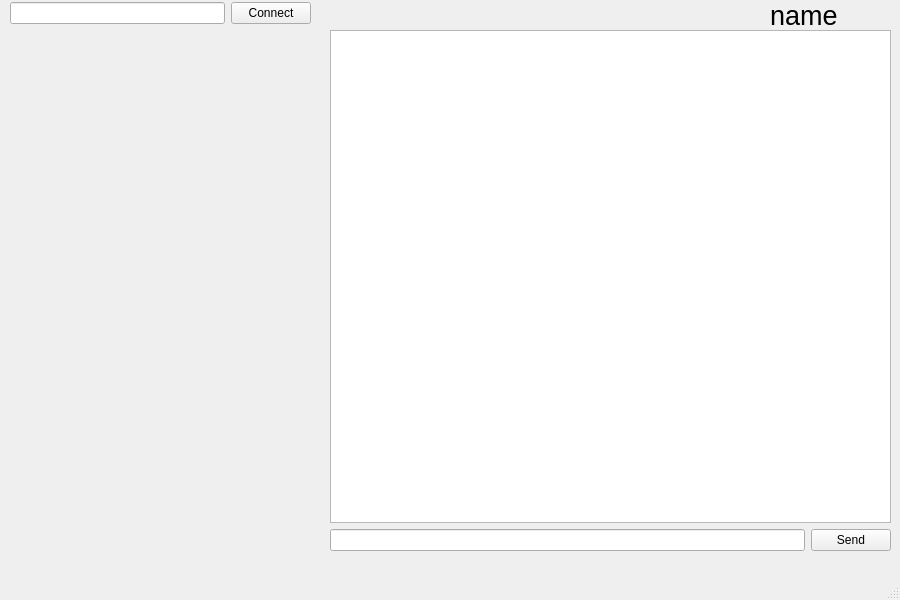
Qt form Client/mainwindow.ui (Tsurai7/QtMessenger) before a commit.
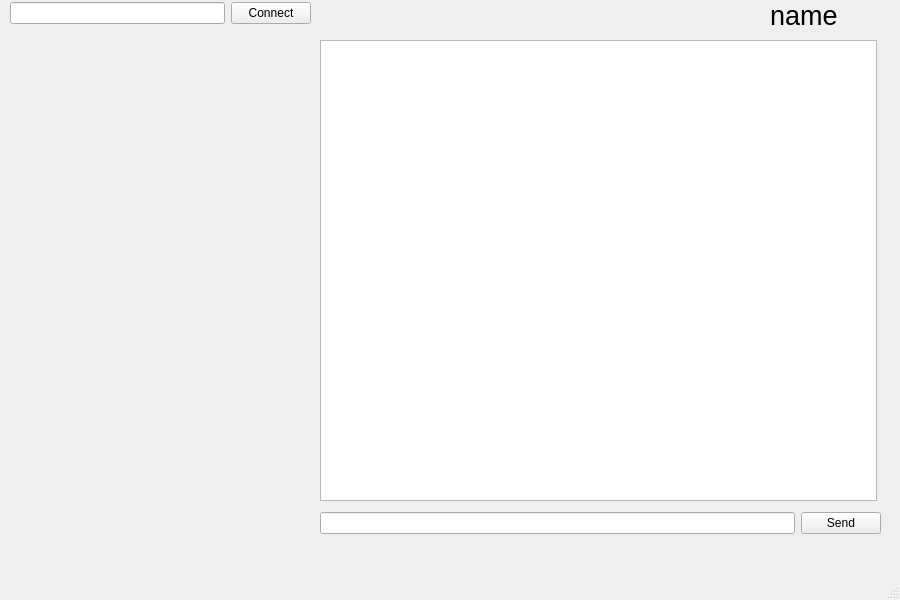
The same form after that commit.

Commit message: Add simple chat-server implementation

Patch:
```diff
--- a/Client/mainwindow.ui
+++ b/Client/mainwindow.ui
@@ -32,36 +32,7 @@
      <string>name</string>
     </property>
    </widget>
-   <widget class="QWidget" name="">
-    <property name="geometry">
-     <rect>
-      <x>330</x>
-      <y>30</y>
-      <width>561</width>
-      <height>521</height>
-     </rect>
-    </property>
-    <layout class="QVBoxLayout" name="verticalLayout">
-     <item>
-      <widget class="QListView" name="listView_Chat"/>
-     </item>
-     <item>
-      <layout class="QHBoxLayout" name="horizontalLayout">
-       <item>
-        <widget class="QLineEdit" name="lineEdit_Message"/>
-       </item>
-       <item>
-        <widget class="QPushButton" name="pushButton_Send">
-         <property name="text">
-          <string>Send</string>
-         </property>
-        </widget>
-       </item>
-      </layout>
-     </item>
-    </layout>
-   </widget>
-   <widget class="QWidget" name="">
+   <widget class="QWidget" name="layoutWidget">
     <property name="geometry">
      <rect>
       <x>10</x>
@@ -83,6 +54,38 @@
      </item>
     </layout>
    </widget>
+   <widget class="QTextBrowser" name="textBrowser">
+    <property name="geometry">
+     <rect>
+      <x>320</x>
+      <y>40</y>
+      <width>557</width>
+      <height>461</height>
+     </rect>
+    </property>
+   </widget>
+   <widget class="QWidget" name="">
+    <property name="geometry">
+     <rect>
+      <x>320</x>
+      <y>510</y>
+      <width>561</width>
+      <height>26</height>
+     </rect>
+    </property>
+    <layout class="QHBoxLayout" name="horizontalLayout_3">
+     <item>
+      <widget class="QLineEdit" name="lineEdit_Message"/>
+     </item>
+     <item>
+      <widget class="QPushButton" name="pushButton_Send">
+       <property name="text">
+        <string>Send</string>
+       </property>
+      </widget>
+     </item>
+    </layout>
+   </widget>
   </widget>
   <widget class="QMenuBar" name="menubar">
    <property name="geometry">
```
The commit also changes 105 other files.
